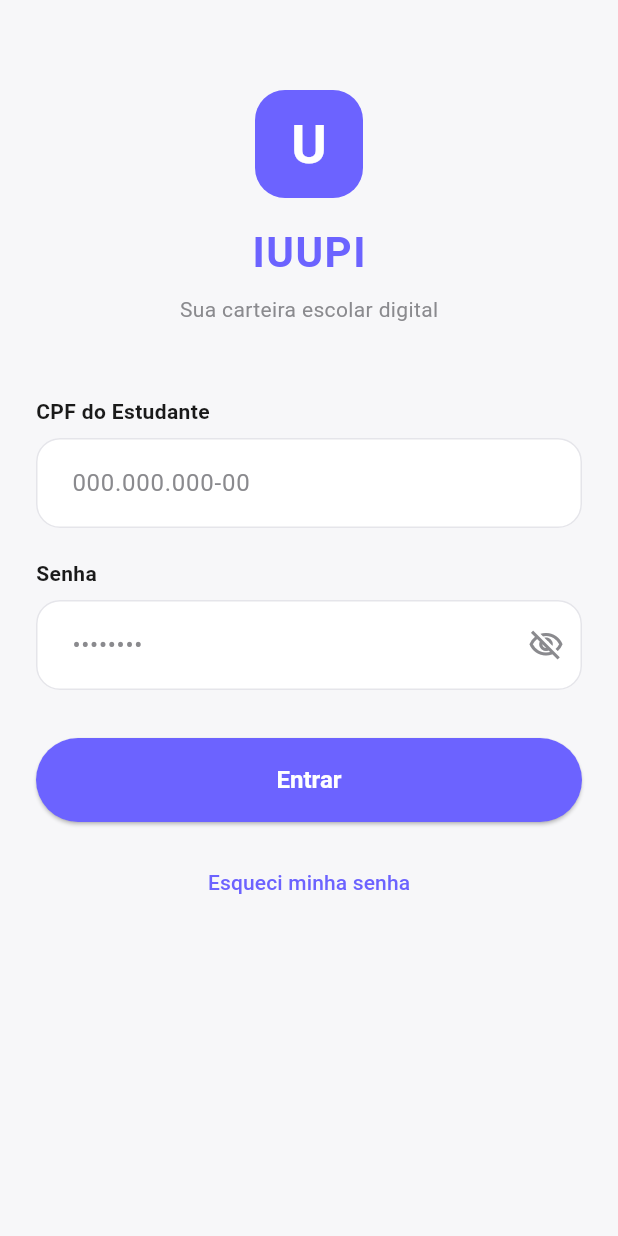
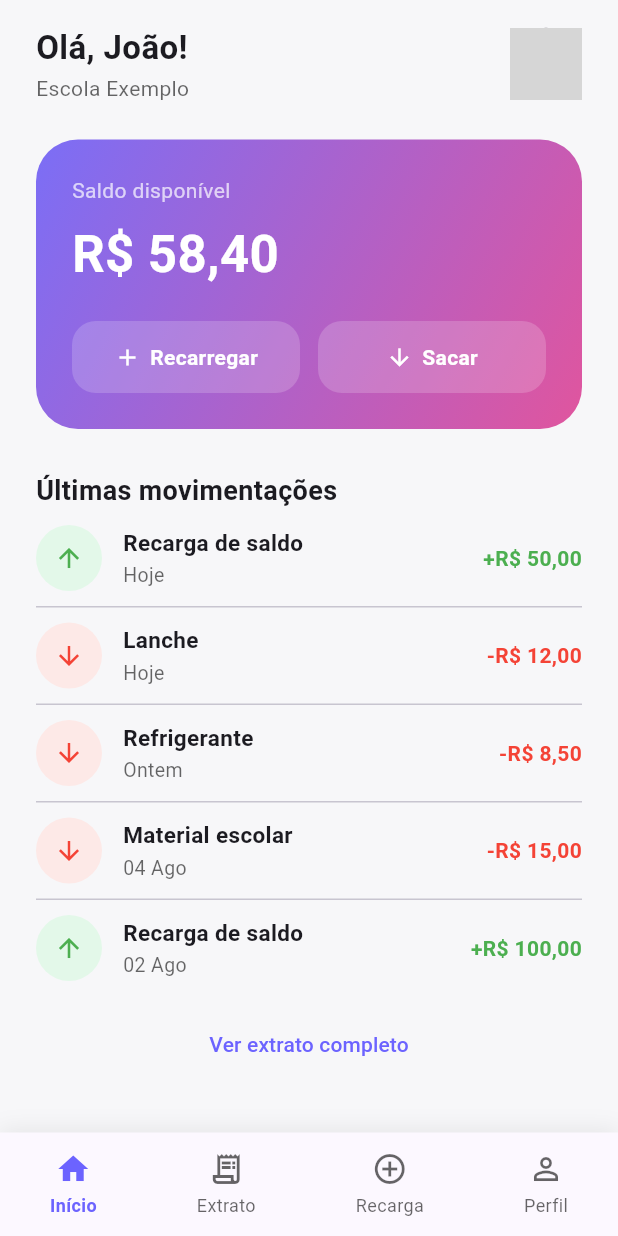
Before and after one commit to DanielGomes-Dev/desafio-iuupi-2, a Flutter app: the screen it shows after launch, on a phone screen of 412 x 824 dp. Run offline on Flutter 3.47's test engine with Material 3 defaults, Android fonts, the phone set to English and light mode, and no system bars; network calls fail; grey boxes are pictures that could not be loaded.

Commit message:
feat: gerando dashboard page mock

```diff
--- a/carteira_digital_escolar/lib/features/auth/presentation/screens/login_screen.dart
+++ b/carteira_digital_escolar/lib/features/auth/presentation/screens/login_screen.dart
@@ -1,5 +1,5 @@
+import 'package:carteira_digital_escolar/core/constants/app_colors.dart';
 import 'package:flutter/material.dart';
-import '../../../../core/constants/app_colors.dart';
 import '../widgets/custom_text_field.dart';
 
 class LoginScreen extends StatefulWidget {
--- a/carteira_digital_escolar/lib/features/auth/presentation/widgets/custom_text_field.dart
+++ b/carteira_digital_escolar/lib/features/auth/presentation/widgets/custom_text_field.dart
@@ -1,5 +1,5 @@
+import 'package:carteira_digital_escolar/core/constants/app_colors.dart';
 import 'package:flutter/material.dart';
-import '../../../../core/constants/app_colors.dart';
 
 class CustomTextField extends StatelessWidget {
   final String label;
--- /dev/null
+++ b/carteira_digital_escolar/lib/features/dashboard/presentation/screens/dashboard_screen.dart
@@ -0,0 +1,293 @@
+import 'package:flutter/material.dart';
+
+
+enum _TxType { credit, debit }
+
+class _MockTransaction {
+  final String title;
+  final String date;
+  final double amount;
+  final _TxType type;
+
+  const _MockTransaction({
+    required this.title,
+    required this.date,
+    required this.amount,
+    required this.type,
+  });
+}
+
+class _MockData {
+  static const userName = 'João';
+  static const school = 'Escola Exemplo';
+  static const balance = 58.40;
+  static const avatarUrl = 'https://i.pravatar.cc/300?img=12';
+
+  static const transactions = [
+    _MockTransaction(
+        title: 'Recarga de saldo', date: 'Hoje', amount: 50.00, type: _TxType.credit),
+    _MockTransaction(title: 'Lanche', date: 'Hoje', amount: 12.00, type: _TxType.debit),
+    _MockTransaction(
+        title: 'Refrigerante', date: 'Ontem', amount: 8.50, type: _TxType.debit),
+    _MockTransaction(
+        title: 'Material escolar', date: '04 Ago', amount: 15.00, type: _TxType.debit),
+    _MockTransaction(
+        title: 'Recarga de saldo', date: '02 Ago', amount: 100.00, type: _TxType.credit),
+  ];
+}
+
+class DashboardScreen extends StatefulWidget {
+  const DashboardScreen({super.key});
+
+  @override
+  State<DashboardScreen> createState() => _DashboardScreenState();
+}
+
+class _DashboardScreenState extends State<DashboardScreen> {
+  int _navIndex = 0;
+
+  @override
+  Widget build(BuildContext context) {
+    return Scaffold(
+      body: SafeArea(
+        child: ListView(
+          padding: const EdgeInsets.fromLTRB(24, 16, 24, 24),
+          children: [
+            _Header(name: _MockData.userName, school: _MockData.school),
+            const SizedBox(height: 24),
+            _BalanceCard(balance: _MockData.balance),
+            const SizedBox(height: 28),
+            const Text(
+              'Últimas movimentações',
+              style: TextStyle(fontSize: 18, fontWeight: FontWeight.bold),
+            ),
+            ..._MockData.transactions.map((t) => Column(
+                  children: [
+                    _TransactionTile(transaction: t),
+                    if (t != _MockData.transactions.last) const Divider(height: 1),
+                  ],
+                )),
+            const SizedBox(height: 8),
+            Center(
+              child: TextButton(
+                onPressed: () {},
+                child: const Text('Ver extrato completo'),
+              ),
+            ),
+          ],
+        ),
+      ),
+      bottomNavigationBar: _BottomNavBar(
+        currentIndex: _navIndex,
+        onTap: (index) => setState(() => _navIndex = index),
+      ),
+    );
+  }
+}
+
+class _Header extends StatelessWidget {
+  final String name;
+  final String school;
+
+  const _Header({required this.name, required this.school});
+
+  @override
+  Widget build(BuildContext context) {
+    return Row(
+      mainAxisAlignment: MainAxisAlignment.spaceBetween,
+      children: [
+        Column(
+          crossAxisAlignment: CrossAxisAlignment.start,
+          children: [
+            Text('Olá, $name!',
+                style: const TextStyle(fontSize: 22, fontWeight: FontWeight.bold)),
+            const SizedBox(height: 2),
+            Text(school, style: TextStyle(color: Theme.of(context).hintColor)),
+          ],
+        ),
+        CircleAvatar(
+          radius: 24,
+          backgroundColor: Theme.of(context).dividerColor,
+          backgroundImage: const NetworkImage(_MockData.avatarUrl),
+        ),
+      ],
+    );
+  }
+}
+
+class _BalanceCard extends StatelessWidget {
+  final double balance;
+
+  const _BalanceCard({required this.balance});
+
+  @override
+  Widget build(BuildContext context) {
+    return Container(
+      width: double.infinity,
+      padding: const EdgeInsets.all(24),
+      decoration: BoxDecoration(
+        borderRadius: BorderRadius.circular(28),
+        gradient: const LinearGradient(
+          begin: Alignment.topLeft,
+          end: Alignment.bottomRight,
+          colors: [Color(0xFF7B6EF6), Color(0xFFE0559E)],
+        ),
+      ),
+      child: Column(
+        crossAxisAlignment: CrossAxisAlignment.start,
+        children: [
+          const Text('Saldo disponível', style: TextStyle(color: Colors.white70, fontSize: 14)),
+          const SizedBox(height: 8),
+          Text(
+            'R\$ ${balance.toStringAsFixed(2).replaceAll('.', ',')}',
+            style: const TextStyle(color: Colors.white, fontSize: 34, fontWeight: FontWeight.bold),
+          ),
+          const SizedBox(height: 20),
+          Row(
+            children: [
+              Expanded(child: _ActionButton(icon: Icons.add, label: 'Recarregar', onTap: () {})),
+              const SizedBox(width: 12),
+              Expanded(
+                  child: _ActionButton(icon: Icons.arrow_downward, label: 'Sacar', onTap: () {})),
+            ],
+          ),
+        ],
+      ),
+    );
+  }
+}
+
+class _ActionButton extends StatelessWidget {
+  final IconData icon;
+  final String label;
+  final VoidCallback onTap;
+
+  const _ActionButton({required this.icon, required this.label, required this.onTap});
+
+  @override
+  Widget build(BuildContext context) {
+    return Material(
+      color: Colors.white.withOpacity(0.18),
+      borderRadius: BorderRadius.circular(16),
+      child: InkWell(
+        onTap: onTap,
+        borderRadius: BorderRadius.circular(16),
+        child: Padding(
+          padding: const EdgeInsets.symmetric(vertical: 14),
+          child: Row(
+            mainAxisAlignment: MainAxisAlignment.center,
+            children: [
+              Icon(icon, color: Colors.white, size: 18),
+              const SizedBox(width: 6),
+              Text(label,
+                  style: const TextStyle(
+                      color: Colors.white, fontWeight: FontWeight.w600, fontSize: 14)),
+            ],
+          ),
+        ),
+      ),
+    );
+  }
+}
+
+class _TransactionTile extends StatelessWidget {
+  final _MockTransaction transaction;
+
+  const _TransactionTile({required this.transaction});
+
+  @override
+  Widget build(BuildContext context) {
+    final isCredit = transaction.type == _TxType.credit;
+    final color = isCredit ? Colors.green : Colors.red;
+    final valor = 'R\$ ${transaction.amount.toStringAsFixed(2).replaceAll('.', ',')}';
+
+    return Padding(
+      padding: const EdgeInsets.symmetric(vertical: 10),
+      child: Row(
+        children: [
+          Container(
+            width: 44,
+            height: 44,
+            decoration: BoxDecoration(
+              color: isCredit ? const Color(0xFFE3F8E9) : const Color(0xFFFDE9E7),
+              shape: BoxShape.circle,
+            ),
+            child: Icon(
+              isCredit ? Icons.arrow_upward : Icons.arrow_downward,
+              color: color,
+              size: 20,
+            ),
+          ),
+          const SizedBox(width: 14),
+          Expanded(
+            child: Column(
+              crossAxisAlignment: CrossAxisAlignment.start,
+              children: [
+                Text(transaction.title,
+                    style: const TextStyle(fontWeight: FontWeight.w600, fontSize: 15)),
+                const SizedBox(height: 2),
+                Text(transaction.date,
+                    style: TextStyle(color: Theme.of(context).hintColor, fontSize: 13)),
+              ],
+            ),
+          ),
+          Text(
+            isCredit ? '+$valor' : '-$valor',
+            style: TextStyle(fontWeight: FontWeight.bold, fontSize: 14, color: color),
+          ),
+        ],
+      ),
+    );
+  }
+}
+
+class _BottomNavBar extends StatelessWidget {
+  final int currentIndex;
+  final ValueChanged<int> onTap;
+
+  const _BottomNavBar({required this.currentIndex, required this.onTap});
+
+  static const _items = [
+    (icon: Icons.home_outlined, activeIcon: Icons.home, label: 'Início'),
+    (icon: Icons.receipt_long_outlined, activeIcon: Icons.receipt_long, label: 'Extrato'),
+    (icon: Icons.add_circle_outline, activeIcon: Icons.add_circle, label: 'Recarga'),
+    (icon: Icons.person_outline, activeIcon: Icons.person, label: 'Perfil'),
+  ];
+
+  @override
+  Widget build(BuildContext context) {
+    return Container(
+      padding: const EdgeInsets.symmetric(vertical: 12),
+      decoration: BoxDecoration(
+        color: Theme.of(context).cardColor,
+        boxShadow: const [
+          BoxShadow(color: Color(0x14000000), blurRadius: 12, offset: Offset(0, -2)),
+        ],
+      ),
+      child: Row(
+        mainAxisAlignment: MainAxisAlignment.spaceAround,
+        children: List.generate(_items.length, (index) {
+          final item = _items[index];
+          final selected = index == currentIndex;
+          final color = selected ? const Color(0xFF6C63FF) : Theme.of(context).hintColor;
+
+          return InkWell(
+            onTap: () => onTap(index),
+            child: Column(
+              mainAxisSize: MainAxisSize.min,
+              children: [
+                Icon(selected ? item.activeIcon : item.icon, color: color, size: 24),
+                const SizedBox(height: 4),
+                Text(item.label,
+                    style: TextStyle(
+                        color: color,
+                        fontSize: 12,
+                        fontWeight: selected ? FontWeight.w600 : FontWeight.normal)),
+              ],
+            ),
+          );
+        }),
+      ),
+    );
+  }
+}
--- a/carteira_digital_escolar/lib/main.dart
+++ b/carteira_digital_escolar/lib/main.dart
@@ -1,3 +1,4 @@
+import 'package:carteira_digital_escolar/features/dashboard/presentation/screens/dashboard_screen.dart';
 import 'package:flutter/material.dart';
 import 'core/theme/app_theme.dart';
 import 'features/auth/presentation/screens/login_screen.dart';
@@ -15,7 +16,8 @@ class MyApp extends StatelessWidget {
       title: 'IUUPI',
       debugShowCheckedModeBanner: false,
       theme: AppTheme.light,
-      home: const LoginScreen(),
+      // home: const LoginScreen(),
+      home: const DashboardScreen(),
     );
   }
 }
```
